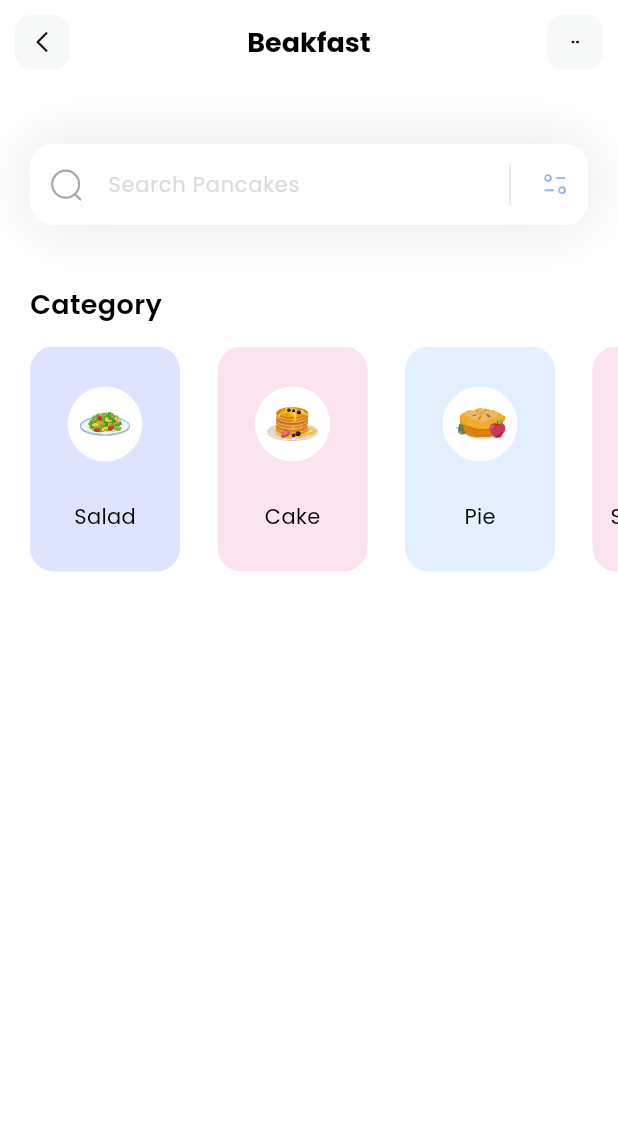
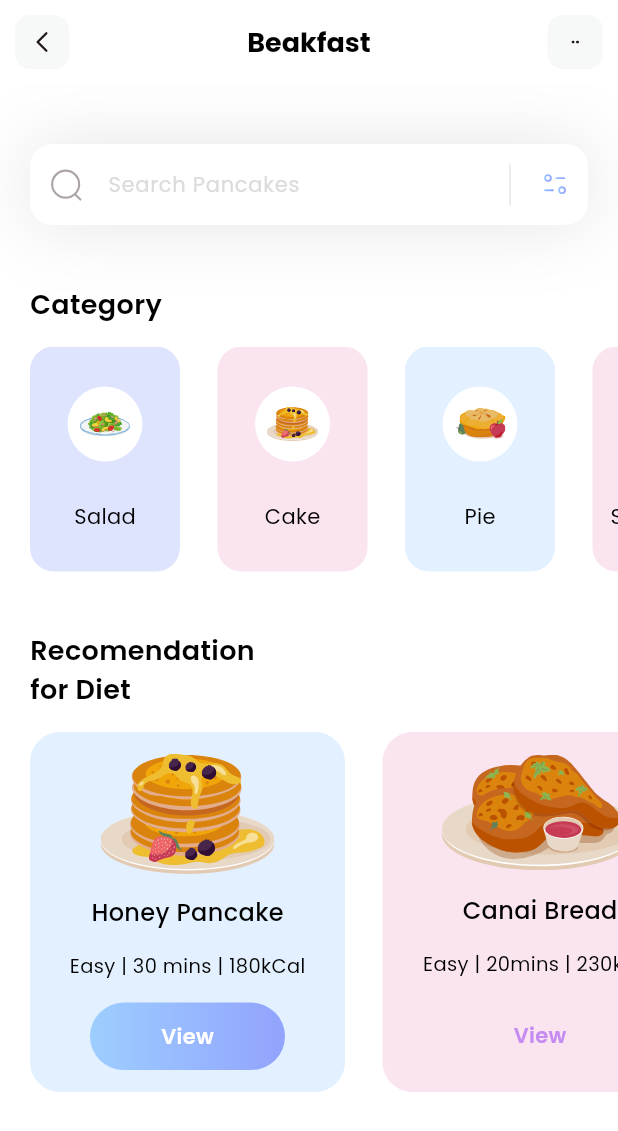
Before and after one commit to AdrianNetto/fitness-app, a Flutter app: the screen it shows after launch, on a phone screen of 412 x 824 dp. Shown: the top 1131 px of the screen. Run offline on Flutter 3.47's test engine with Material 3 defaults, Android fonts, the phone set to English and light mode, and no system bars; our stand-ins replace flutter_svg.

Commit message:
feat: add diet section

```diff
--- /dev/null
+++ b/lib/models/diet_model.dart
@@ -0,0 +1,51 @@
+import 'package:flutter/material.dart';
+
+class DietModel {
+  String name;
+  String iconPath;
+  String level;
+  String duration;
+  String calorie;
+  bool viewIsSelected;
+  Color boxColor;
+
+  DietModel({
+    required this.name,
+    required this.iconPath,
+    required this.level,
+    required this.duration,
+    required this.calorie,
+    required this.viewIsSelected,
+    required this.boxColor
+  });
+
+  static List < DietModel > getDiets() {
+    List < DietModel > diets = [];
+
+    diets.add(
+      DietModel(
+        name: 'Honey Pancake',
+        iconPath: 'assets/icons/honey-pancakes.svg',
+        level: 'Easy',
+        duration: '30 mins',
+        calorie: '180kCal',
+        viewIsSelected: true,
+        boxColor: Color(0xff9DCEFF)
+      )
+    );
+
+     diets.add(
+      DietModel(
+       name: 'Canai Bread',
+       iconPath: 'assets/icons/canai-bread.svg',
+       level: 'Easy',
+       duration: '20mins',
+       calorie: '230kCal',
+       viewIsSelected: false,
+       boxColor: Color(0xffEEA4CE)
+      )
+    );
+
+    return diets;
+  }
+}
--- a/lib/pages/home.dart
+++ b/lib/pages/home.dart
@@ -1,4 +1,5 @@
 import 'package:fitness/models/category_model.dart';
+import 'package:fitness/models/diet_model.dart';
 import 'package:flutter/material.dart';
 import 'package:flutter_svg/svg.dart';
 
@@ -11,20 +12,16 @@ class HomePage extends StatefulWidget {
 
 class _HomePageState extends State<HomePage> {
   List<CategoryModel> categories = [];
+  List<DietModel> diets = [];
 
-  void _getCategories() {
+  void _getInitialInfo() {
     categories = CategoryModel.getCategories();
-  }
-
-  @override
-  void initState() {
-    super.initState();
-    _getCategories();
+    diets = DietModel.getDiets();
   }
 
   @override
   Widget build(BuildContext context) {
-    _getCategories();
+    _getInitialInfo();
     return Scaffold(
       appBar: appBar(),
       backgroundColor: Colors.white,
@@ -34,8 +31,99 @@ class _HomePageState extends State<HomePage> {
           _searchField(),
           SizedBox(height: 40),
           _categorySection(),
+          SizedBox(height: 40),
+          _dietSection(),
         ],
       ),
+    );
+  }
+
+  Column _dietSection() {
+    return Column(
+          crossAxisAlignment: CrossAxisAlignment.start,
+          children: [
+            Padding(
+              padding: const EdgeInsets.only(left: 20),
+              child: Text(
+                'Recomendation\nfor Diet',
+                style: TextStyle(
+                  color: Colors.black,
+                  fontSize: 18,
+                  fontWeight: FontWeight.w600,
+                ),
+              ),
+            ),
+            SizedBox(height: 15),
+            SizedBox(
+              height: 240,
+              child: ListView.separated(
+                itemBuilder: (context, index) {
+                  return Container(
+                    width: 210,
+                    decoration: BoxDecoration(
+                      color: diets[index].boxColor.withValues(alpha: .3),
+                      borderRadius: BorderRadius.circular(20),
+                    ),
+                    child: Column(
+                      mainAxisAlignment: MainAxisAlignment.spaceEvenly,
+                      children: [
+                        SvgPicture.asset(diets[index].iconPath),
+                        Text(
+                          diets[index].name,
+                          style: TextStyle(
+                            fontWeight: FontWeight.w500,
+                            color: Colors.black,
+                            fontSize: 16,
+                          ),
+                        ),
+                        Text(
+                          '${diets[index].level} | ${diets[index].duration} | ${diets[index].calorie}',
+                          style: TextStyle(
+                            fontWeight: FontWeight.w400,
+                            color: Colors.black,
+                            fontSize: 13,
+                          ),
+                        ),
+                        Container(
+                          height: 45,
+                          width: 130,
+                          decoration: BoxDecoration(
+                            gradient: LinearGradient(
+                              colors: [
+                                diets[index].viewIsSelected
+                                    ? Color(0xff9DCEFF)
+                                    : Colors.transparent,
+                                diets[index].viewIsSelected
+                                    ? Color(0xff92A3FD)
+                                    : Colors.transparent,
+                              ],
+                            ),
+                            borderRadius: BorderRadius.circular(50),
+                          ),
+                          child: Center(
+                            child: Text(
+                              'View',
+                              style: TextStyle(
+                                color: diets[index].viewIsSelected
+                                    ? Colors.white
+                                    : Color(0xffC58BF2),
+                                fontWeight: FontWeight.w600,
+                                fontSize: 14,
+                              ),
+                            ),
+                          ),
+                        ),
+                      ],
+                    ),
+                  );
+                },
+                separatorBuilder: (context, index) => SizedBox(width: 25),
+                itemCount: diets.length,
+                scrollDirection: Axis.horizontal,
+                padding: EdgeInsets.only(left: 20, right: 20),
+              ),
+            ),
+          ],
         );
   }
 
@@ -82,16 +170,16 @@ class _HomePageState extends State<HomePage> {
                       child: Padding(
                         padding: const EdgeInsets.all(8.0),
                         child: SvgPicture.asset(categories[index].iconPath),
-                          )
+                      ),
                     ),
                     Text(
                       categories[index].name,
                       style: TextStyle(
                         fontWeight: FontWeight.w400,
                         color: Colors.black,
-                            fontSize: 14
+                        fontSize: 14,
                       ),
-                        )
+                    ),
                   ],
                 ),
               );
@@ -172,14 +260,14 @@ class _HomePageState extends State<HomePage> {
         child: Container(
           margin: EdgeInsets.all(10),
           alignment: Alignment.center,
+          decoration: BoxDecoration(
+            color: Color(0xffF7F8F8),
+            borderRadius: BorderRadius.circular(10),
+          ),
           child: SvgPicture.asset(
             'assets/icons/Arrow - Left 2.svg',
             height: 20,
             width: 20,
-          ),
-          decoration: BoxDecoration(
-            color: Color(0xffF7F8F8),
-            borderRadius: BorderRadius.circular(10),
           ),
         ),
       ),
@@ -191,14 +279,14 @@ class _HomePageState extends State<HomePage> {
             margin: EdgeInsets.all(10),
             alignment: Alignment.center,
             width: 37,
+            decoration: BoxDecoration(
+              color: Color(0xffF7F8F8),
+              borderRadius: BorderRadius.circular(10),
+            ),
             child: SvgPicture.asset(
               'assets/icons/dots.svg',
               height: 5,
               width: 5,
-            ),
-            decoration: BoxDecoration(
-              color: Color(0xffF7F8F8),
-              borderRadius: BorderRadius.circular(10),
             ),
           ),
         ),
```
Also changed, not shown: assets/icons/canai-bread.svg (added), assets/icons/honey-pancakes.svg (added). Lines whose indentation alone changed are shown as unchanged.
